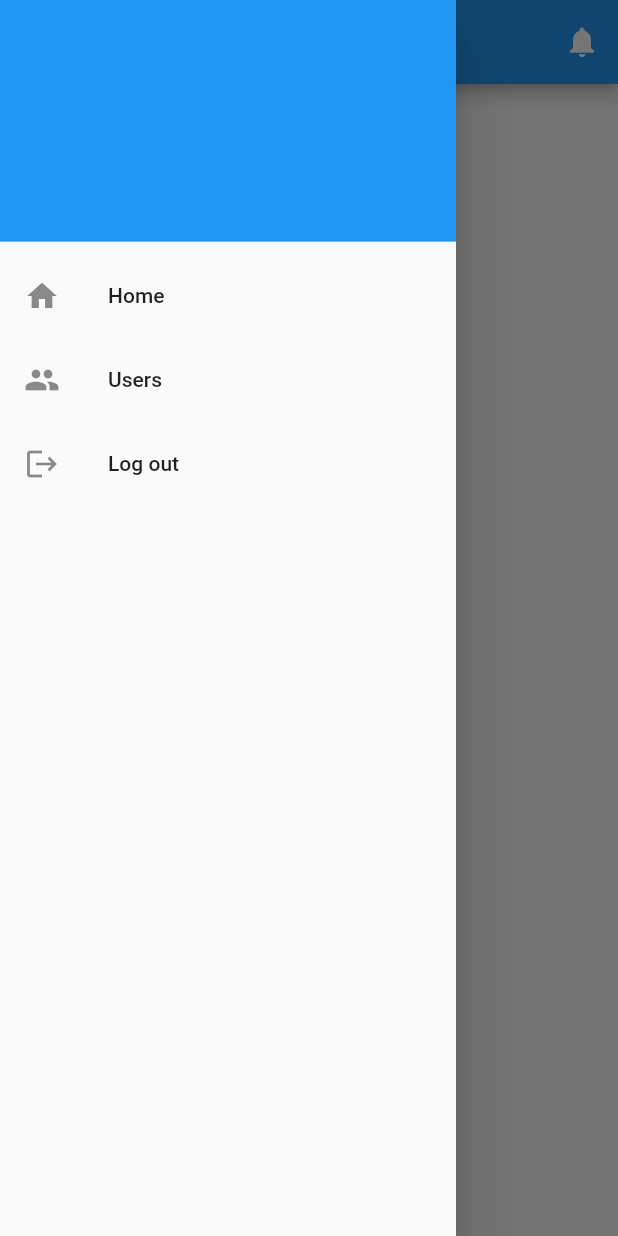
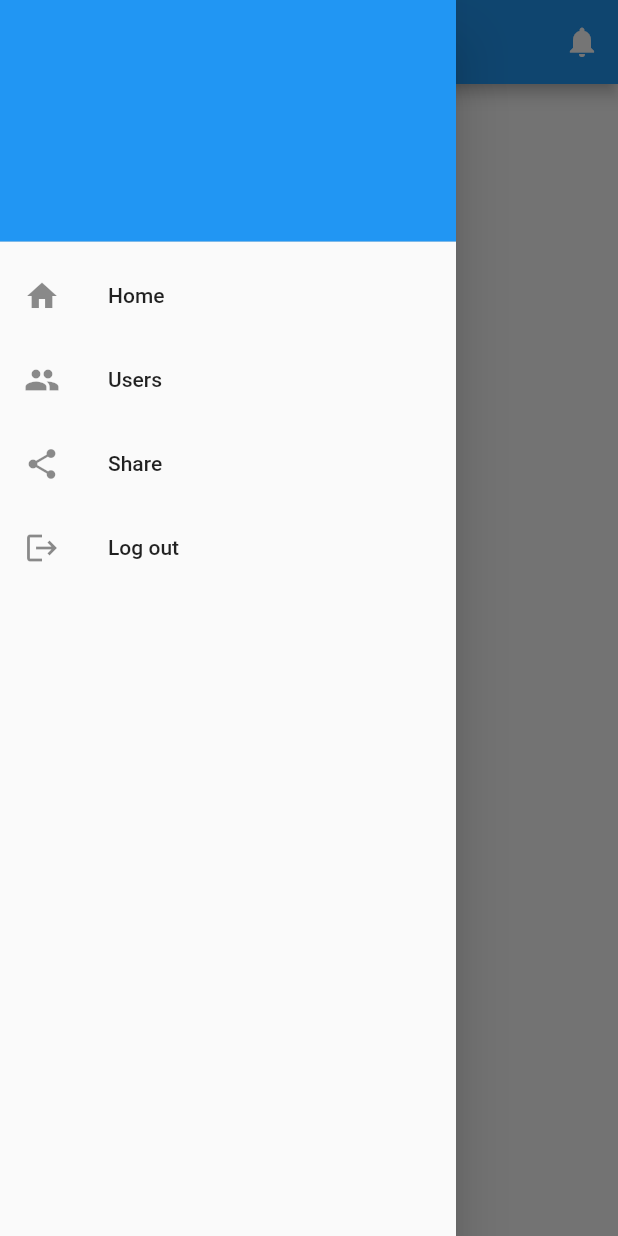
Before and after one commit to WSAyan/flutter_basic, a Flutter app: the HomeScreen screen opened by its route, with the side drawer open, on a phone screen of 412 x 824 dp. Run offline on Flutter 3.47's test engine with Material 2 defaults, Android fonts, the phone set to English and light mode, and no system bars; our stand-ins replace badges, firebase_messaging, flutter_local_notifications, fluttertoast, image_picker, scrollable_positioned_list and 3 more; accounts and stored records are empty.

Commit message:
sharing and caring

```diff
--- a/lib/screens/home/drawer.dart
+++ b/lib/screens/home/drawer.dart
@@ -3,6 +3,7 @@ import 'package:flutter/material.dart';
 import 'package:flutter_basic/local/pref_helper.dart';
 import 'package:flutter_basic/utils/constants.dart';
 import 'package:flutter_basic/utils/routes.dart' as routes;
+import 'package:share/share.dart';
 
 class SideNavDrawer extends StatelessWidget {
   BuildContext context;
@@ -34,6 +35,13 @@ class SideNavDrawer extends StatelessWidget {
             },
           ),
           ListTile(
+            leading: Icon(Icons.share),
+            title: Text(AppStrings.SHARE),
+            onTap: () {
+              onShare(context);
+            },
+          ),
+          ListTile(
             leading: Icon(Icons.logout),
             title: Text(AppStrings.LOGOUT_BUTTON),
             onTap: logout,
@@ -47,4 +55,12 @@ class SideNavDrawer extends StatelessWidget {
     SharedPrefHelper().destroy();
     Navigator.of(context).pushReplacementNamed(routes.LOGIN);
   }
+
+  onShare(BuildContext context) async {
+    final RenderBox box = context.findRenderObject() as RenderBox;
+
+    await Share.share(AppStrings.OPTIMUS_PRIME_MESSAGE,
+        subject: AppStrings.SHARE_SUBJECT,
+        sharePositionOrigin: box.localToGlobal(Offset.zero) & box.size);
+  }
 }
--- a/lib/utils/constants.dart
+++ b/lib/utils/constants.dart
@@ -6,6 +6,7 @@ class AppStrings {
   static const String USER_SCREEN_TITLE = "Profile";
   static const String HOME_SCREEN_TITLE = "Home";
   static const String NOTIFICATIONS_SCREEN_TITLE = "Notifications";
+  static const String SHARE = "Share";
 
   static const String LOGOUT_BUTTON = "Log out";
   static const String LOGIN_BUTTON = "Log In";
@@ -23,6 +24,10 @@ class AppStrings {
   static const String COMMON_ERROR_MESSAGE =
       "Something went wrong! Please try again.";
 
+  static const String OPTIMUS_PRIME_MESSAGE =
+      "Freedom is the right of all sentient beings";
+  static const String SHARE_SUBJECT = "Sharing for no reason";
+
   static const String REGISTER_SUCCESSFUL = "Registration successful";
   static const String NOTIFICATION_DELETED = "Notification deleted";
 
--- a/pubspec.yaml
+++ b/pubspec.yaml
@@ -33,6 +33,7 @@ dependencies:
   badges: ^1.1.6
   sqflite: ^1.3.0
   path: ^1.7.0
+  share: ^0.6.5+4
 
 
   # The following adds the Cupertino Icons font to your application.
```
Also changed, not shown: pubspec.lock.
